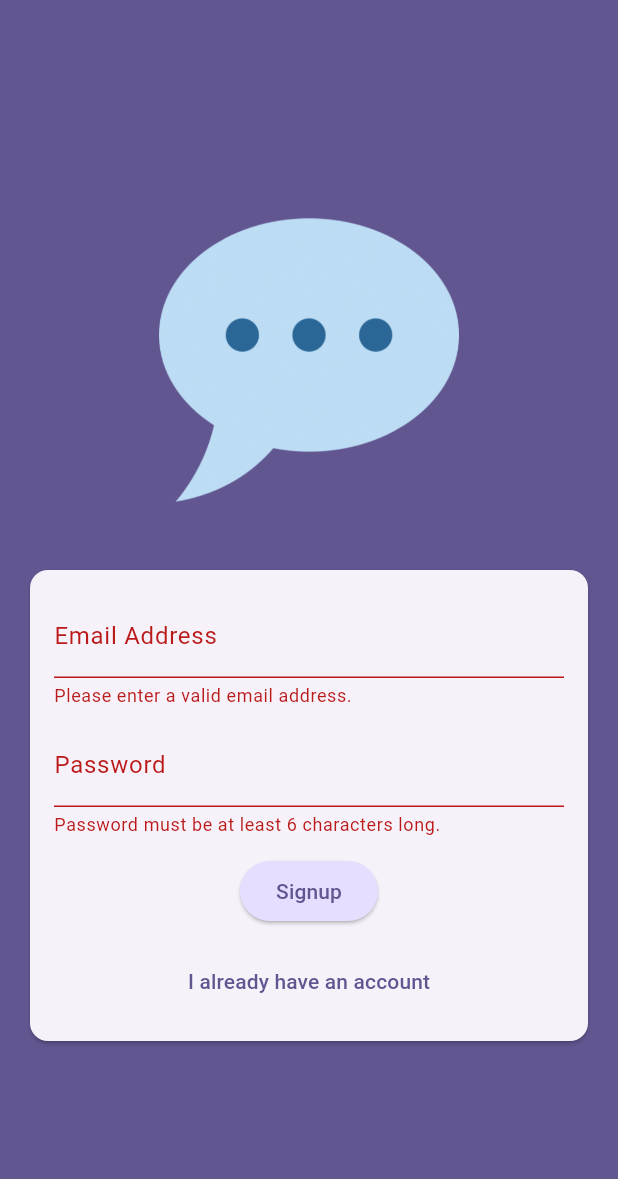
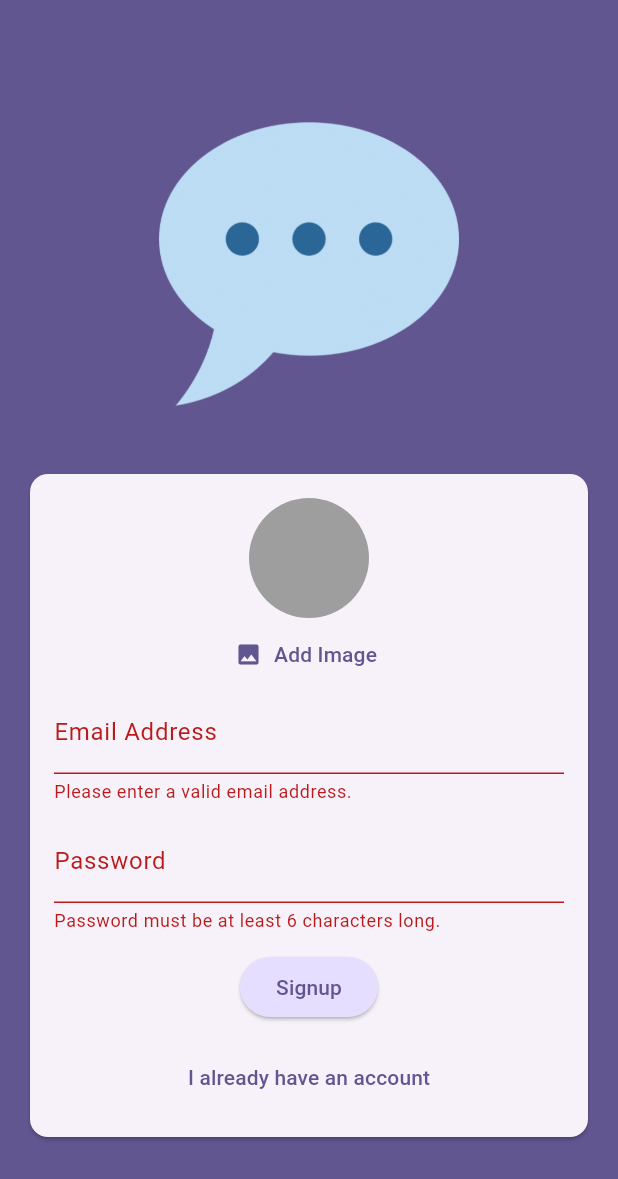
Before and after one commit to juanTorrenegra/chat_app, a Flutter app: the screen it shows after launch, after a tap on "Login", after a tap on "Create an account", on a phone screen of 412 x 824 dp. Shown: the top 1179 px of the screen. Run offline on Flutter 3.47's test engine with Material 3 defaults, Android fonts, the phone set to English and light mode, and no system bars; our stand-ins replace firebase_auth, firebase_core, image_picker; accounts and stored records are empty.

Commit message:
287 managing selected image in authentication form

```diff
--- a/lib/screens/auth.dart
+++ b/lib/screens/auth.dart
@@ -1,3 +1,4 @@
+import 'package:chat_app/widgets/user_image_picker.dart';
 import 'package:flutter/material.dart';
 import 'package:firebase_auth/firebase_auth.dart';
 
@@ -82,6 +83,7 @@ class _AuthScreenState extends State<AuthScreen> {
                       child: Column(
                         mainAxisSize: MainAxisSize.min,
                         children: [
+                          if (!_isLogin) UserImagePicker(), //287
                           TextFormField(
                             decoration: InputDecoration(
                               labelText: 'Email Address',
--- /dev/null
+++ b/lib/widgets/user_image_picker.dart
@@ -0,0 +1,54 @@
+import 'dart:io';
+
+import 'package:flutter/material.dart';
+import 'package:image_picker/image_picker.dart';
+
+class UserImagePicker extends StatefulWidget {
+  const UserImagePicker({super.key});
+
+  @override
+  State<UserImagePicker> createState() => _UserImagePickerState();
+}
+
+class _UserImagePickerState extends State<UserImagePicker> {
+  File? _pickedImage; //287
+
+  void _pickImage() async {
+    final pickedImage = await ImagePicker().pickImage(
+      source: ImageSource.camera,
+      imageQuality: 50,
+      maxWidth: 150,
+    );
+
+    if (pickedImage == null) {
+      return;
+    }
+
+    setState(() {
+      _pickedImage = File(pickedImage.path);
+    });
+  } //287
+
+  @override
+  Widget build(BuildContext context) {
+    return Column(
+      children: [
+        CircleAvatar(
+          radius: 40,
+          backgroundColor: Colors.grey,
+          foregroundImage: _pickedImage != null
+              ? FileImage(_pickedImage!)
+              : null,
+        ),
+        TextButton.icon(
+          onPressed: _pickImage,
+          icon: Icon(Icons.image),
+          label: Text(
+            'Add Image',
+            style: TextStyle(color: Theme.of(context).colorScheme.primary),
+          ),
+        ),
+      ],
+    );
+  }
+}//287
--- a/pubspec.yaml
+++ b/pubspec.yaml
@@ -36,6 +36,8 @@ dependencies:
   cupertino_icons: ^1.0.8
   firebase_core: ^3.14.0
   firebase_auth: ^5.6.0
+  firebase_storage: ^12.4.7
+  image_picker: ^1.1.2
 
 dev_dependencies:
   flutter_test:
```
Also changed, not shown: lib/screens/chat.dart (+14 -2 lines), pubspec.lock, 5 other files.
